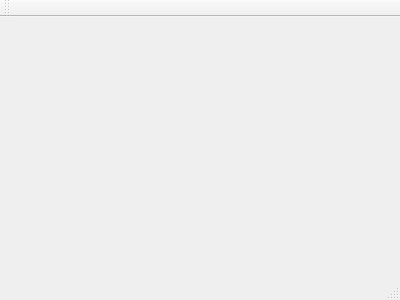
First picture: the form in MainWindow.ui, repository Metalhead33/ChromoshpereThesis, before the edit.
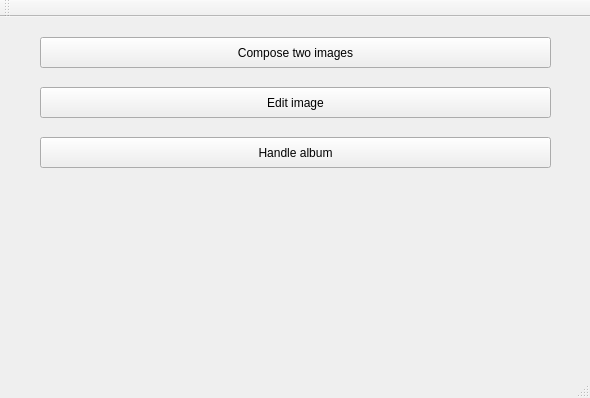
Second picture: the form after the edit.

Patch:
```diff
--- a/MainWindow.ui
+++ b/MainWindow.ui
@@ -1,24 +1,79 @@
 <ui version="4.0">
  <class>MainWindow</class>
- <widget class="QMainWindow" name="MainWindow" >
-  <property name="geometry" >
+ <widget class="QMainWindow" name="MainWindow">
+  <property name="geometry">
    <rect>
     <x>0</x>
     <y>0</y>
-    <width>400</width>
-    <height>300</height>
+    <width>590</width>
+    <height>398</height>
    </rect>
   </property>
   <property name="windowTitle" >
    <string>MainWindow</string>
   </property>
-  <widget class="QMenuBar" name="menuBar" />
-  <widget class="QToolBar" name="mainToolBar" />
-  <widget class="QWidget" name="centralWidget" />
-  <widget class="QStatusBar" name="statusBar" />
+  <widget class="QWidget" name="centralWidget">
+   <widget class="QPushButton" name="compose2img">
+    <property name="geometry">
+     <rect>
+      <x>40</x>
+      <y>20</y>
+      <width>511</width>
+      <height>31</height>
+     </rect>
+    </property>
+    <property name="text">
+     <string>Compose two images</string>
+    </property>
+   </widget>
+   <widget class="QPushButton" name="handleAlbum">
+    <property name="geometry">
+     <rect>
+      <x>40</x>
+      <y>120</y>
+      <width>511</width>
+      <height>31</height>
+     </rect>
+    </property>
+    <property name="text">
+     <string>Handle album</string>
+    </property>
+   </widget>
+   <widget class="QPushButton" name="editImg">
+    <property name="geometry">
+     <rect>
+      <x>40</x>
+      <y>70</y>
+      <width>511</width>
+      <height>31</height>
+     </rect>
+    </property>
+    <property name="text">
+     <string>Edit image</string>
+    </property>
+   </widget>
+  </widget>
+  <widget class="QMenuBar" name="menuBar">
+   <property name="geometry">
+    <rect>
+     <x>0</x>
+     <y>0</y>
+     <width>590</width>
+     <height>27</height>
+    </rect>
+   </property>
+  </widget>
+  <widget class="QToolBar" name="mainToolBar">
+   <attribute name="toolBarArea">
+    <enum>TopToolBarArea</enum>
+   </attribute>
+   <attribute name="toolBarBreak">
+    <bool>false</bool>
+   </attribute>
+  </widget>
+  <widget class="QStatusBar" name="statusBar"/>
  </widget>
- <layoutDefault spacing="6" margin="11" />
- <pixmapfunction></pixmapfunction>
+ <layoutdefault spacing="6" margin="11"/>
  <resources/>
  <connections/>
 </ui>
```
Left out of the diff: 3 changed lines with no effect on the pictures.
